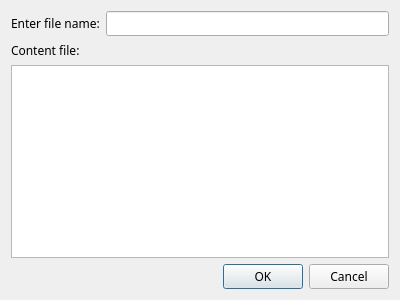
This is dialogfile.ui in Notidman/Dollar as Qt 5 draws it before an edit. The edited form follows.
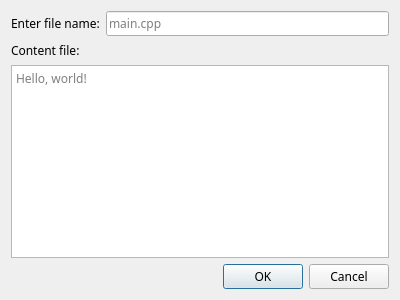
This is the edited form.

What changed in the file:
```diff
--- a/dialogfile.ui
+++ b/dialogfile.ui
@@ -32,7 +32,11 @@
       </widget>
      </item>
      <item>
-      <widget class="QLineEdit" name="lineEdit"/>
+      <widget class="QLineEdit" name="lineEdit">
+       <property name="placeholderText">
+        <string>main.cpp</string>
+       </property>
+      </widget>
      </item>
     </layout>
    </item>
@@ -46,7 +50,11 @@
       </widget>
      </item>
      <item>
-      <widget class="QTextEdit" name="textEdit_content_file"/>
+      <widget class="QTextEdit" name="textEdit_content_file">
+       <property name="placeholderText">
+        <string>Hello, world!</string>
+       </property>
+      </widget>
      </item>
     </layout>
    </item>
```
Left out of the diff: 2 changed lines with no effect on the pictures.
